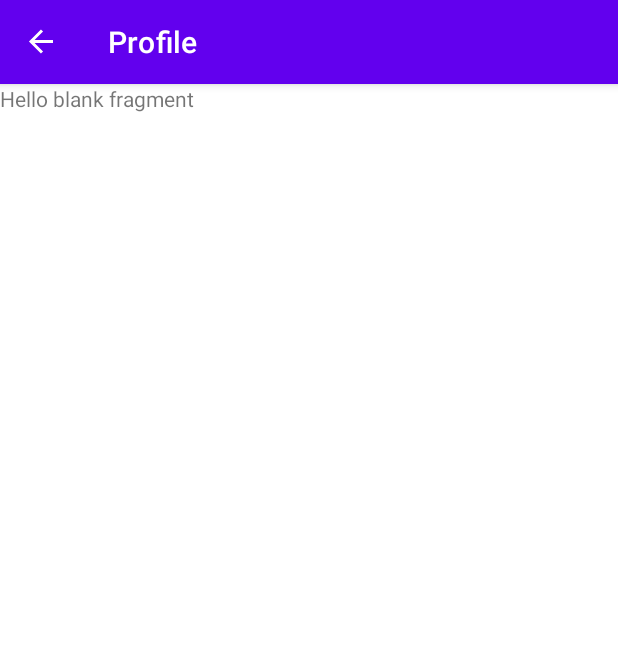
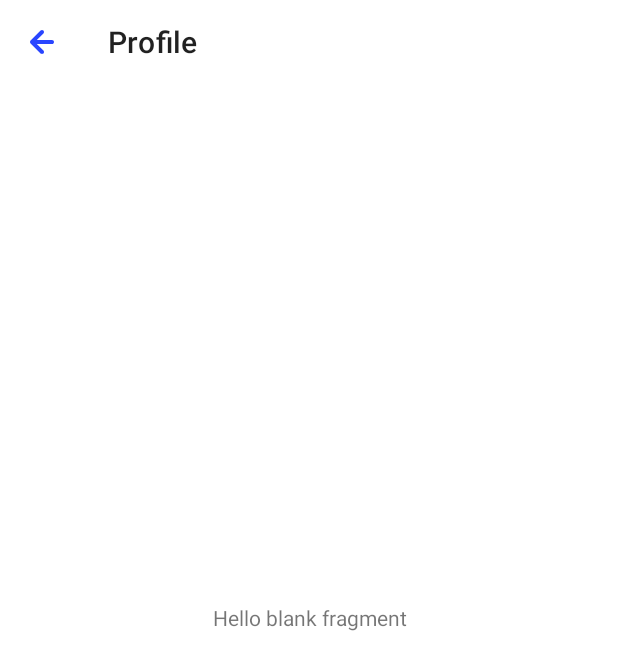
Before and after one commit to vetalitet/UserAccountApp, an Android app: the ProfileFragment screen opened through its navigation route, on a phone screen of 412 x 824 dp. Shown: the top 670 px of the screen. Run offline under Robolectric (Android 15) with nearby library versions, the phone set to English and light mode, and no system bars.

Commit message:
added custom navigation

```diff
--- a/app/src/main/java/com/vetalitet/useraccountapp/MainActivity.kt
+++ b/app/src/main/java/com/vetalitet/useraccountapp/MainActivity.kt
@@ -2,28 +2,16 @@ package com.vetalitet.useraccountapp
 
 import android.os.Bundle
 import androidx.appcompat.app.AppCompatActivity
-import androidx.navigation.findNavController
-import androidx.navigation.fragment.NavHostFragment
-import androidx.navigation.ui.setupActionBarWithNavController
+import com.vetalitet.useraccountapp.databinding.ActivityMainBinding
 
 class MainActivity : AppCompatActivity() {
 
+    private lateinit var binding: ActivityMainBinding
+
     override fun onCreate(savedInstanceState: Bundle?) {
         super.onCreate(savedInstanceState)
-        setContentView(R.layout.activity_main)
-        initNavController()
-    }
-
-    private fun initNavController() {
-        val navHostFragment: NavHostFragment =
-            supportFragmentManager.findFragmentById(R.id.nav_host_fragment) as NavHostFragment
-        val navController = navHostFragment.navController
-        setupActionBarWithNavController(navController)
-    }
-
-    override fun onSupportNavigateUp(): Boolean {
-        val navController = findNavController(R.id.nav_host_fragment)
-        return navController.navigateUp() || super.onSupportNavigateUp()
+        binding = ActivityMainBinding.inflate(layoutInflater)
+        setContentView(binding.root)
     }
 
 }
--- a/app/src/main/java/com/vetalitet/useraccountapp/presentation/login/LoginFragment.kt
+++ b/app/src/main/java/com/vetalitet/useraccountapp/presentation/login/LoginFragment.kt
@@ -8,14 +8,20 @@ import android.widget.Button
 import androidx.fragment.app.Fragment
 import androidx.navigation.fragment.findNavController
 import com.vetalitet.useraccountapp.R
+import com.vetalitet.useraccountapp.databinding.FragmentLoginBinding
+import com.vetalitet.useraccountapp.databinding.FragmentProfileBinding
 
 class LoginFragment : Fragment() {
 
+    private lateinit var binding: FragmentLoginBinding
+
     override fun onCreateView(
-        inflater: LayoutInflater, container: ViewGroup?,
+        inflater: LayoutInflater,
+        container: ViewGroup?,
         savedInstanceState: Bundle?
-    ): View? {
-        return inflater.inflate(R.layout.fragment_login, container, false)
+    ): View {
+        binding = FragmentLoginBinding.inflate(inflater, container, false)
+        return binding.root
     }
 
     override fun onViewCreated(view: View, savedInstanceState: Bundle?) {
--- a/app/src/main/java/com/vetalitet/useraccountapp/presentation/profile/ProfileFragment.kt
+++ b/app/src/main/java/com/vetalitet/useraccountapp/presentation/profile/ProfileFragment.kt
@@ -4,20 +4,44 @@ import android.os.Bundle
 import android.view.LayoutInflater
 import android.view.View
 import android.view.ViewGroup
+import androidx.core.view.ViewCompat
+import androidx.core.view.WindowInsetsCompat
 import androidx.fragment.app.Fragment
-import com.vetalitet.useraccountapp.R
+import androidx.navigation.fragment.findNavController
+import com.vetalitet.useraccountapp.databinding.FragmentProfileBinding
 
 class ProfileFragment : Fragment() {
+
+    private lateinit var binding: FragmentProfileBinding
 
     override fun onCreate(savedInstanceState: Bundle?) {
         super.onCreate(savedInstanceState)
     }
 
     override fun onCreateView(
-        inflater: LayoutInflater, container: ViewGroup?,
+        inflater: LayoutInflater,
+        container: ViewGroup?,
         savedInstanceState: Bundle?
-    ): View? {
-        return inflater.inflate(R.layout.fragment_profile, container, false)
+    ): View {
+        binding = FragmentProfileBinding.inflate(inflater, container, false)
+        return binding.root
+    }
+
+    override fun onViewCreated(view: View, savedInstanceState: Bundle?) {
+        super.onViewCreated(view, savedInstanceState)
+        initToolbar()
+    }
+
+    private fun initToolbar() {
+        ViewCompat.setOnApplyWindowInsetsListener(binding.toolbar) { view, insets ->
+            val params = view.layoutParams as ViewGroup.MarginLayoutParams
+            params.topMargin = insets.getInsets(WindowInsetsCompat.Type.statusBars()).top
+            view.layoutParams = params
+            insets
+        }
+        binding.toolbar.setNavigationOnClickListener {
+            findNavController().popBackStack()
+        }
     }
 
     companion object {
--- /dev/null
+++ b/app/src/main/res/drawable/ic_arrow_left.xml
@@ -0,0 +1,9 @@
+<vector xmlns:android="http://schemas.android.com/apk/res/android"
+    android:width="32dp"
+    android:height="32dp"
+    android:viewportWidth="32"
+    android:viewportHeight="32">
+  <path
+      android:pathData="M22.6667,14.6668H12.5467L16.9467,10.2801C17.1977,10.029 17.3388,9.6885 17.3388,9.3334C17.3388,8.9783 17.1977,8.6378 16.9467,8.3868C16.6956,8.1357 16.3551,7.9946 16,7.9946C15.6449,7.9946 15.3044,8.1357 15.0533,8.3868L8.3867,15.0534C8.2653,15.1802 8.1701,15.3297 8.1067,15.4934C7.9733,15.818 7.9733,16.1821 8.1067,16.5068C8.1701,16.6704 8.2653,16.8199 8.3867,16.9468L15.0533,23.6134C15.1773,23.7384 15.3248,23.8376 15.4872,23.9053C15.6497,23.973 15.824,24.0078 16,24.0078C16.176,24.0078 16.3503,23.973 16.5128,23.9053C16.6753,23.8376 16.8227,23.7384 16.9467,23.6134C17.0716,23.4895 17.1708,23.342 17.2385,23.1795C17.3062,23.017 17.3411,22.8428 17.3411,22.6667C17.3411,22.4907 17.3062,22.3165 17.2385,22.154C17.1708,21.9915 17.0716,21.844 16.9467,21.7201L12.5467,17.3334H22.6667C23.0203,17.3334 23.3594,17.1929 23.6095,16.9429C23.8595,16.6928 24,16.3537 24,16.0001C24,15.6465 23.8595,15.3073 23.6095,15.0573C23.3594,14.8072 23.0203,14.6668 22.6667,14.6668Z"
+      android:fillColor="#2945FF"/>
+</vector>
--- a/app/src/main/res/layout/fragment_profile.xml
+++ b/app/src/main/res/layout/fragment_profile.xml
@@ -3,12 +3,20 @@
     xmlns:tools="http://schemas.android.com/tools"
     android:layout_width="match_parent"
     android:layout_height="match_parent"
+    xmlns:app="http://schemas.android.com/apk/res-auto"
     tools:context=".presentation.profile.ProfileFragment">
 
-    <!-- TODO: Update blank fragment layout -->
+    <com.google.android.material.appbar.MaterialToolbar
+        android:id="@+id/toolbar"
+        android:layout_width="match_parent"
+        android:layout_height="wrap_content"
+        app:navigationIcon="@drawable/ic_arrow_left"
+        app:title="Profile" />
+
     <TextView
         android:layout_width="match_parent"
         android:layout_height="match_parent"
+        android:gravity="center"
         android:text="@string/hello_blank_fragment" />
 
 </FrameLayout>
--- a/app/src/main/res/navigation/nav_graph.xml
+++ b/app/src/main/res/navigation/nav_graph.xml
@@ -6,8 +6,7 @@
 
     <fragment
         android:id="@+id/loginFragment"
-        android:name="com.vetalitet.useraccountapp.presentation.login.LoginFragment"
-        android:label="Login">
+        android:name="com.vetalitet.useraccountapp.presentation.login.LoginFragment">
         <action
             android:id="@+id/action_loginFragment_to_profileFragment"
             app:destination="@id/profileFragment" />
@@ -15,7 +14,6 @@
 
     <fragment
         android:id="@+id/profileFragment"
-        android:name="com.vetalitet.useraccountapp.presentation.profile.ProfileFragment"
-        android:label="Profile" />
+        android:name="com.vetalitet.useraccountapp.presentation.profile.ProfileFragment" />
 
 </navigation>
--- a/app/src/main/res/values/themes.xml
+++ b/app/src/main/res/values/themes.xml
@@ -1,6 +1,6 @@
 <resources xmlns:tools="http://schemas.android.com/tools">
     <!-- Base application theme. -->
-    <style name="Theme.UserAccountApp" parent="Theme.MaterialComponents.DayNight.DarkActionBar">
+    <style name="Theme.UserAccountApp" parent="Theme.MaterialComponents.DayNight.NoActionBar">
         <!-- Primary brand color. -->
         <item name="colorPrimary">@color/purple_500</item>
         <item name="colorPrimaryVariant">@color/purple_700</item>
--- a/gradle/libs.versions.toml
+++ b/gradle/libs.versions.toml
@@ -9,6 +9,10 @@ appcompat = "1.6.1"
 material = "1.10.0"
 activity = "1.8.0"
 constraintlayout = "2.1.4"
+navigation = "2.7.3"
+annotation = "1.6.0"
+lifecycleLivedataKtx = "2.6.1"
+lifecycleViewmodelKtx = "2.6.1"
 
 [libraries]
 androidx-core-ktx = { group = "androidx.core", name = "core-ktx", version.ref = "coreKtx" }
@@ -19,7 +23,13 @@ androidx-appcompat = { group = "androidx.appcompat", name = "appcompat", version
 material = { group = "com.google.android.material", name = "material", version.ref = "material" }
 androidx-activity = { group = "androidx.activity", name = "activity", version.ref = "activity" }
 androidx-constraintlayout = { group = "androidx.constraintlayout", name = "constraintlayout", version.ref = "constraintlayout" }
+androidx-navigation-fragment-ktx = { group = "androidx.navigation", name = "navigation-fragment-ktx", version.ref = "navigation" }
+androidx-navigation-ui-ktx = { group = "androidx.navigation", name = "navigation-ui-ktx", version.ref = "navigation" }
+androidx-annotation = { group = "androidx.annotation", name = "annotation", version.ref = "annotation" }
+androidx-lifecycle-livedata-ktx = { group = "androidx.lifecycle", name = "lifecycle-livedata-ktx", version.ref = "lifecycleLivedataKtx" }
+androidx-lifecycle-viewmodel-ktx = { group = "androidx.lifecycle", name = "lifecycle-viewmodel-ktx", version.ref = "lifecycleViewmodelKtx" }
 
 [plugins]
 android-application = { id = "com.android.application", version.ref = "agp" }
 kotlin-android = { id = "org.jetbrains.kotlin.android", version.ref = "kotlin" }
+androidx-navigation-safeargs = { id = "androidx.navigation.safeargs.kotlin", version.ref = "navigation" }
```
